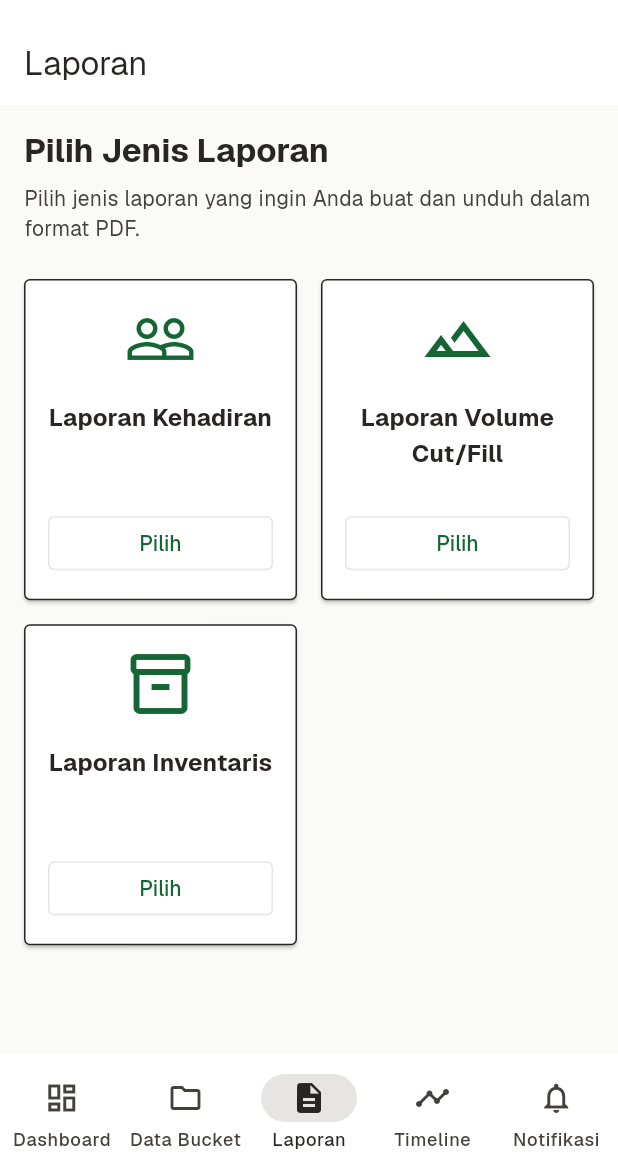
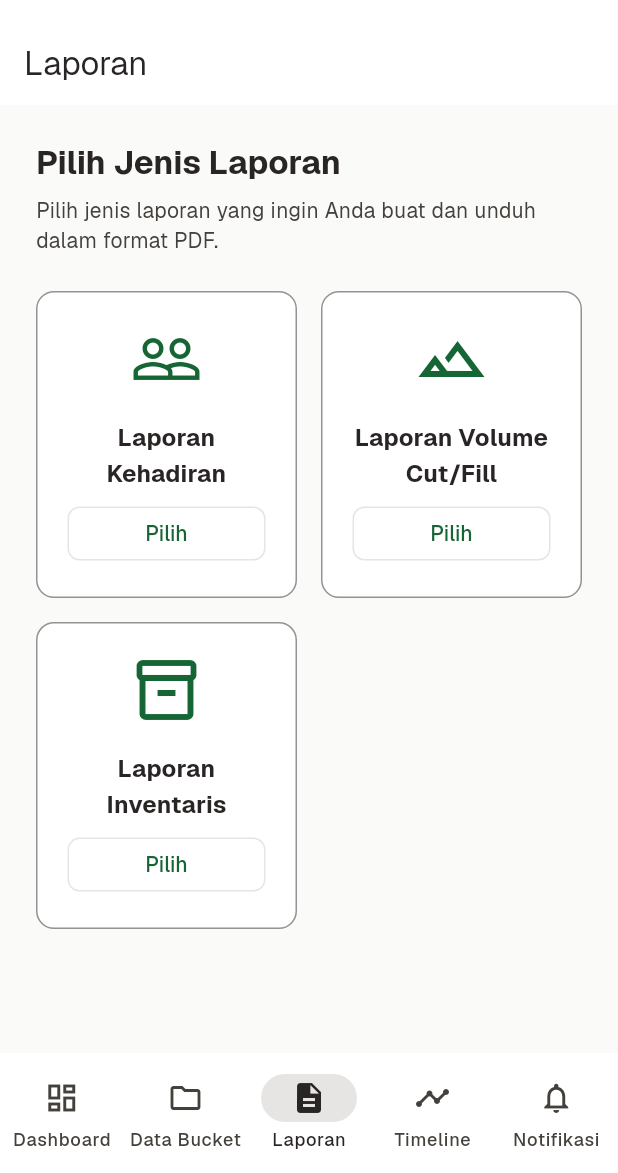
Before and after one commit to lvinist/mine-flow-app, a Flutter app: the ReportDashboardPage screen opened by its route, on a phone screen of 412 x 824 dp, the part 63-1236 px from its top. Run offline on Flutter 3.47's test engine with Material 3 defaults, Android fonts, the phone set to English and light mode, and no system bars; our stand-ins replace bloc, connectivity_plus, equatable, file_picker, fl_chart, flutter_bloc and 8 more; missing offline and left inert: googleapis; accounts and stored records are empty; project files that could hold a hidden picture were left out.

Commit message:
STEP-25.1: Phase 2 Craft - ReportDashboardPage layout & markup

```diff
--- a/lib/features/reporting/presentation/pages/report_dashboard_page.dart
+++ b/lib/features/reporting/presentation/pages/report_dashboard_page.dart
@@ -2,6 +2,14 @@ import 'package:flutter/material.dart';
 import 'package:go_router/go_router.dart';
 import 'package:mine_flow/features/reporting/domain/entities/report_type.dart';
 import 'package:mine_flow/features/reporting/presentation/widgets/report_type_card.dart';
+
+// Phase 2 — shadcn-admin design language constants (DESIGN.md §29).
+const double _kPagePadding = 24;
+
+/// Spacing scale derived from DESIGN.md §29 (4, 8, 12, 16, 20, 24, 32 dp).
+const double _kSpacing8 = 8;
+const double _kSpacing16 = 16;
+const double _kSpacing24 = 24;
 
 /// Dashboard page for selecting report types.
 ///
@@ -12,33 +20,44 @@ class ReportDashboardPage extends StatelessWidget {
 
   @override
   Widget build(BuildContext context) {
+    final theme = Theme.of(context);
+    final screenWidth = MediaQuery.of(context).size.width;
+
     // Note: The route '/reports/config' will be wired in substep 9.5
     return Scaffold(
-      appBar: AppBar(title: const Text('Laporan')),
-      body: Padding(
-        padding: const EdgeInsets.all(16.0),
+      appBar: AppBar(
+        title: Semantics(header: true, child: const Text('Laporan')),
+      ),
+      body: SingleChildScrollView(
+        padding: const EdgeInsets.all(_kPagePadding),
         child: Column(
           crossAxisAlignment: CrossAxisAlignment.start,
           children: [
-            Text(
+            // Page header
+            Semantics(
+              header: true,
+              child: Text(
                 'Pilih Jenis Laporan',
-              style: Theme.of(
-                context,
-              ).textTheme.titleLarge?.copyWith(fontWeight: FontWeight.bold),
+                style: theme.textTheme.titleLarge?.copyWith(
+                  fontWeight: FontWeight.w600,
                 ),
-            const SizedBox(height: 8),
+              ),
+            ),
+            const SizedBox(height: _kSpacing8),
             Text(
               'Pilih jenis laporan yang ingin Anda buat dan unduh dalam format PDF.',
-              style: Theme.of(context).textTheme.bodyMedium?.copyWith(
-                color: Theme.of(context).colorScheme.onSurfaceVariant,
+              style: theme.textTheme.bodyMedium?.copyWith(
+                color: theme.colorScheme.onSurfaceVariant,
               ),
             ),
-            const SizedBox(height: 24),
-            Expanded(
-              child: GridView.count(
-                crossAxisCount: MediaQuery.of(context).size.width > 600 ? 3 : 2,
-                crossAxisSpacing: 16,
-                mainAxisSpacing: 16,
+            const SizedBox(height: _kSpacing24),
+            // Report type grid
+            GridView.count(
+              shrinkWrap: true,
+              physics: const NeverScrollableScrollPhysics(),
+              crossAxisCount: screenWidth > 600 ? 3 : 2,
+              crossAxisSpacing: _kSpacing16,
+              mainAxisSpacing: _kSpacing16,
               childAspectRatio: 0.85,
               children: [
                 ReportTypeCard(
@@ -55,10 +74,7 @@ class ReportDashboardPage extends StatelessWidget {
                   type: ReportType.cutFill,
                   icon: Icons.terrain_outlined,
                   onTap: () {
-                      context.push(
-                        '/reports/config',
-                        extra: ReportType.cutFill,
-                      );
+                    context.push('/reports/config', extra: ReportType.cutFill);
                   },
                 ),
                 ReportTypeCard(
@@ -73,7 +89,6 @@ class ReportDashboardPage extends StatelessWidget {
                 ),
               ],
             ),
-            ),
           ],
         ),
       ),
--- a/lib/features/reporting/presentation/widgets/report_type_card.dart
+++ b/lib/features/reporting/presentation/widgets/report_type_card.dart
@@ -1,5 +1,10 @@
 import 'package:flutter/material.dart';
 import 'package:mine_flow/features/reporting/domain/entities/report_type.dart';
+
+// Phase 2 — shadcn-admin design language constants (DESIGN.md §29).
+const double _kCardRadius = 12;
+const double _kSpacing16 = 16;
+const double _kSpacing20 = 20;
 
 /// A card widget that represents a report type for selection on the dashboard.
 ///
@@ -21,27 +26,33 @@ class ReportTypeCard extends StatelessWidget {
   Widget build(BuildContext context) {
     final theme = Theme.of(context);
 
-    return Card(
-      elevation: 1,
-      shape: RoundedRectangleBorder(
-        borderRadius: BorderRadius.circular(4),
-        side: BorderSide(color: theme.colorScheme.outlineVariant),
-      ),
+    return Semantics(
+      label: type.displayName,
+      child: Material(
+        color: theme.colorScheme.surface,
+        borderRadius: BorderRadius.circular(_kCardRadius),
         child: InkWell(
           onTap: onTap,
-        borderRadius: BorderRadius.circular(4),
+          borderRadius: BorderRadius.circular(_kCardRadius),
+          child: Container(
+            decoration: BoxDecoration(
+              borderRadius: BorderRadius.circular(_kCardRadius),
+              border: Border.all(
+                color: theme.colorScheme.outlineVariant.withValues(alpha: 0.5),
+              ),
+            ),
             child: Padding(
-          padding: const EdgeInsets.all(16.0),
+              padding: const EdgeInsets.all(_kSpacing20),
               child: Column(
                 mainAxisAlignment: MainAxisAlignment.center,
                 children: [
                   Icon(icon, size: 48, color: theme.colorScheme.primary),
-              const SizedBox(height: 16),
+                  const SizedBox(height: _kSpacing16),
                   Text(
                     type.displayName,
                     textAlign: TextAlign.center,
                     style: theme.textTheme.titleMedium?.copyWith(
-                  fontWeight: FontWeight.bold,
+                      fontWeight: FontWeight.w600,
                     ),
                   ),
                   const Spacer(),
@@ -51,7 +62,7 @@ class ReportTypeCard extends StatelessWidget {
                       onPressed: onTap,
                       style: OutlinedButton.styleFrom(
                         shape: RoundedRectangleBorder(
-                      borderRadius: BorderRadius.circular(4),
+                          borderRadius: BorderRadius.circular(8),
                         ),
                       ),
                       child: const Text('Pilih'),
@@ -61,6 +72,8 @@ class ReportTypeCard extends StatelessWidget {
               ),
             ),
           ),
+        ),
+      ),
     );
   }
 }
```
Lines whose indentation alone changed are shown as unchanged.
